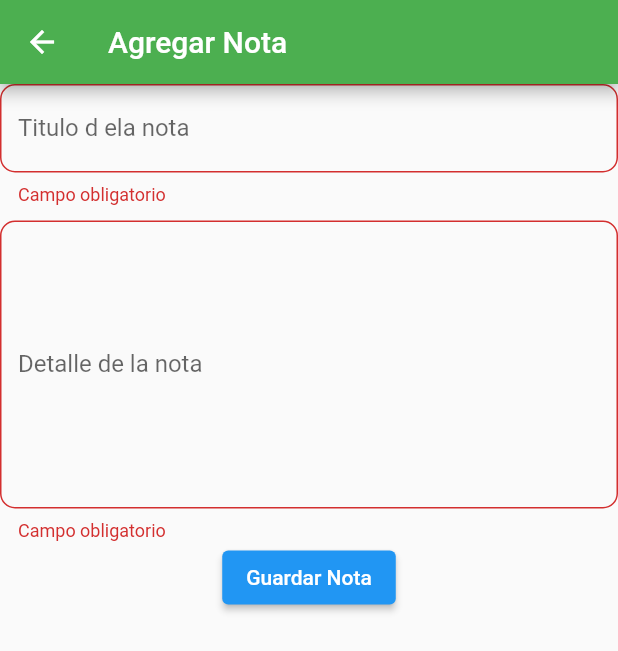
After one commit to MaricarmenM/PrograMovil, a Flutter app: the AgregarNotaScreen screen opened by its route, on a phone screen of 412 x 824 dp. The commit adds this screen. Shown: the top 651 px of the screen. Run offline on Flutter 3.47's test engine with Material 2 defaults, Android fonts, the phone set to English and light mode, and no system bars; our stand-ins replace sqflite; missing offline and left inert: splash_screen_view; accounts and stored records are empty.

Commit message:
clase 15

```diff
--- a/lib/main.dart
+++ b/lib/main.dart
@@ -1,4 +1,5 @@
 import 'package:flutter/material.dart';
+import 'package:practica2/src/screens/AgregarNotaScreen.dart';
 import 'package:practica2/src/screens/intensiones_screen.dart';
 import 'package:practica2/src/screens/login_screen/opcion1_screen.dart';
 import 'package:practica2/src/screens/notas_screen.dart';
@@ -17,7 +18,8 @@ class MyApp extends StatelessWidget {
       routes: {
         '/opc1' :(BuildContext context)=> Opcion1Screen(),
         '/intensiones':(BuildContext context) => IntensionesScreen(),
-        '/notas':(BuildContext context)=> NotasScreen()
+        '/notas':(BuildContext context)=> NotasScreen(),
+        '/agregar' :(BuildContext cotext)=> AgregarNotaScreen()
       },
       debugShowCheckedModeBanner: false,
       home: SplashScreen(),
--- /dev/null
+++ b/lib/src/screens/AgregarNotaScreen.dart
@@ -0,0 +1,98 @@
+import 'package:flutter/material.dart';
+import 'package:practica2/src/database/database_helper.dart';
+import 'package:practica2/src/models/notas_model.dart';
+import 'package:practica2/src/utils/color_settings.dart';
+
+class AgregarNotaScreen extends StatefulWidget {
+  const AgregarNotaScreen({ Key? key }) : super(key: key);
+
+  @override
+  _AgregarNotaScreenState createState() => _AgregarNotaScreenState();
+}
+
+class _AgregarNotaScreenState extends State<AgregarNotaScreen> {
+
+  late DatabaseHelper _databaseHelper;
+
+  TextEditingController _controllerTitulo = TextEditingController();
+  TextEditingController _controllerDetalle = TextEditingController();
+
+
+  @override
+  void initState(){
+    _databaseHelper = DatabaseHelper();
+  }
+  @override
+  Widget build(BuildContext context) {
+    return Scaffold(
+      appBar: AppBar(
+        backgroundColor: ColorSettings.colorPrimary,
+        title: Text('Agregar Nota'),
+      ),
+      body: Column(
+        children: [
+          _crearTextFieldTitulo(),
+          SizedBox(height: 10,),
+          _crearTextFieldDetalle(),
+          ElevatedButton(
+            onPressed: (){
+              NotasModel nota = NotasModel(
+                titulo: _controllerTitulo.text,
+                detalle: _controllerTitulo
+              );
+              _databaseHelper.insert(nota.toMap()).then(
+                (value){
+                  if (value>0) {
+                   // Navigator.pop(context);
+                    ScaffoldMessenger.of(context).showSnackBar(
+                      SnackBar(content: Text('Registro insertado correctamente')));
+                  }else{
+                    ScaffoldMessenger.of(context).showSnackBar(
+                      SnackBar(content: Text('La solicitud no se completo')));
+                  }
+                }
+                );
+            },
+            child: Text('Guardar Nota')
+          )
+        ],
+      ),
+    );
+  }
+
+  Widget _crearTextFieldTitulo(){
+    return TextField(
+      controller: _controllerTitulo,
+      keyboardType: TextInputType.text,
+      decoration: InputDecoration(
+        border: OutlineInputBorder(
+          borderRadius: BorderRadius.circular(10)
+        ),
+        labelText: "Titulo d ela nota",
+        errorText: "Campo obligatorio"
+      ),
+      onChanged: (value){
+
+      },
+    );
+  }
+
+  Widget _crearTextFieldDetalle(){
+    return TextField(
+      controller: _controllerDetalle,
+      keyboardType: TextInputType.text,
+      maxLines: 8,
+      decoration: InputDecoration(
+        border: OutlineInputBorder(
+          borderRadius: BorderRadius.circular(10)
+        ),
+        labelText: "Detalle de la nota",
+        errorText: "Campo obligatorio"
+      ),
+      onChanged: (value){
+
+      },
+    );
+  }
+
+}
```
Also changed, not shown: lib/src/screens/notas_screen.dart (+45 -2 lines).
